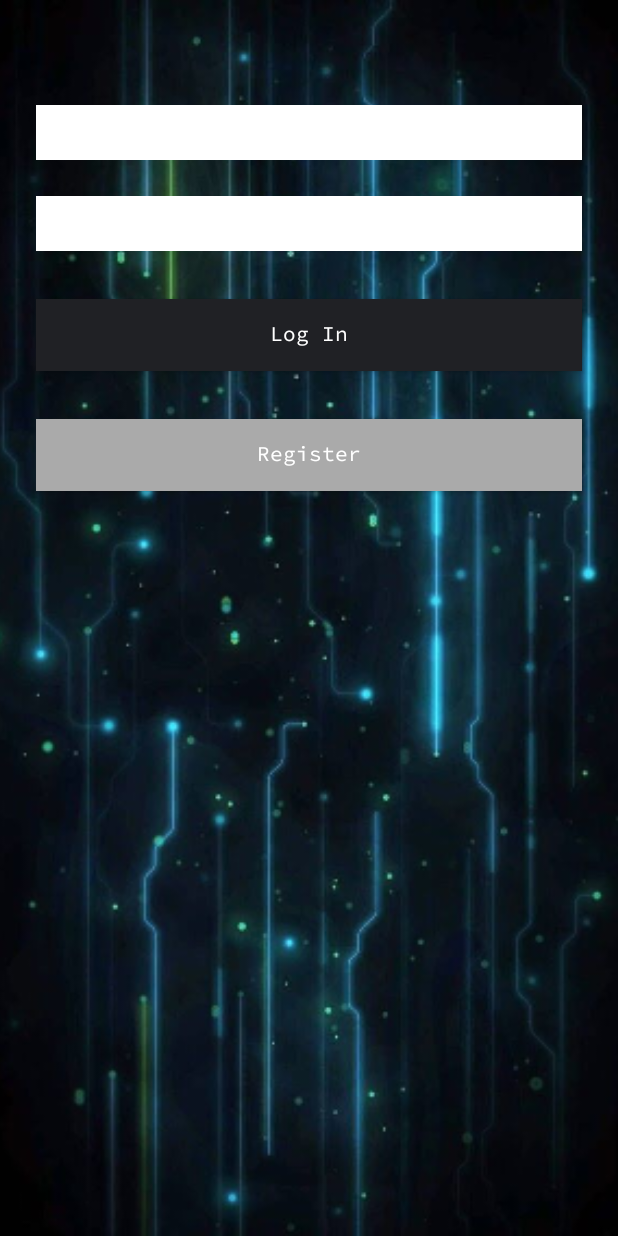
After one commit to harpistalex/ollie30gameAndroid, an Android app: the LoginActivity screen opened directly, with no data from a screen before it, on a phone screen of 412 x 824 dp. The commit adds this screen. Run offline under Robolectric (Android 15) with nearby library versions, the phone set to English and light mode, and no system bars.

Commit message:
add 3 screens

```diff
--- /dev/null
+++ b/app/src/main/java/com/alexsamazingapps/ollie30gameandroid/LoginActivity.kt
@@ -0,0 +1,12 @@
+package com.alexsamazingapps.ollie30gameandroid
+
+import android.support.v7.app.AppCompatActivity
+import android.os.Bundle
+
+class LoginActivity : AppCompatActivity() {
+
+    override fun onCreate(savedInstanceState: Bundle?) {
+        super.onCreate(savedInstanceState)
+        setContentView(R.layout.login_activity)
+    }
+}
--- /dev/null
+++ b/app/src/main/res/layout/login_activity.xml
@@ -0,0 +1,57 @@
+<?xml version="1.0" encoding="utf-8"?>
+<android.support.constraint.ConstraintLayout
+        xmlns:android="http://schemas.android.com/apk/res/android"
+        xmlns:tools="http://schemas.android.com/tools"
+        xmlns:app="http://schemas.android.com/apk/res-auto"
+        android:layout_width="match_parent"
+        android:layout_height="match_parent"
+        tools:context=".LoginActivity">
+
+    <ImageView
+            android:layout_width="0dp"
+            android:layout_height="0dp" app:srcCompat="@drawable/background_original"
+            android:id="@+id/imageView"
+            app:layout_constraintTop_toTopOf="parent" app:layout_constraintStart_toStartOf="parent"
+            app:layout_constraintEnd_toEndOf="parent"
+            app:layout_constraintBottom_toBottomOf="parent" android:scaleType="centerCrop"
+            android:contentDescription="@string/background_image"/>
+    <Button
+            android:text="@string/log_in"
+            android:layout_width="0dp"
+            android:layout_height="wrap_content"
+            android:id="@+id/loginButton" app:layout_constraintEnd_toEndOf="parent" android:layout_marginEnd="24dp"
+            app:layout_constraintStart_toStartOf="parent" android:layout_marginStart="24dp" tools:text="Log In"
+            android:fontFamily="@font/source_code_pro" android:textColor="@android:color/white"
+            android:background="@color/colorPrimary" android:layout_marginTop="32dp"
+            app:layout_constraintTop_toBottomOf="@+id/passwordText" android:textAllCaps="false"/>
+    <Button
+            android:text="@string/register"
+            android:layout_width="0dp"
+            android:layout_height="wrap_content"
+            android:id="@+id/registerButton" app:layout_constraintEnd_toEndOf="parent" android:layout_marginEnd="24dp"
+            app:layout_constraintStart_toStartOf="parent" android:layout_marginStart="24dp" tools:text="Register"
+            android:fontFamily="@font/source_code_pro" android:textColor="@android:color/white"
+            android:background="@android:color/darker_gray" app:layout_constraintHorizontal_bias="0.0"
+            android:layout_marginTop="32dp" app:layout_constraintTop_toBottomOf="@+id/loginButton"
+            android:textAllCaps="false"/>
+    <EditText
+            android:layout_width="0dp"
+            android:layout_height="wrap_content"
+            android:inputType="textEmailAddress"
+            android:ems="10"
+            android:id="@+id/emailText" app:layout_constraintEnd_toEndOf="parent"
+            android:layout_marginEnd="24dp" app:layout_constraintStart_toStartOf="parent"
+            android:layout_marginStart="24dp" tools:text="email" android:background="@android:color/white"
+            android:padding="6dp" android:layout_marginTop="70dp" app:layout_constraintTop_toTopOf="@+id/imageView"/>
+    <EditText
+            android:layout_width="0dp"
+            android:layout_height="wrap_content"
+            android:inputType="textPassword"
+            android:ems="10"
+            android:id="@+id/passwordText"
+            app:layout_constraintEnd_toEndOf="parent"
+            android:layout_marginEnd="24dp" app:layout_constraintStart_toStartOf="parent"
+            android:layout_marginStart="24dp" tools:text="password" android:background="@android:color/white"
+            android:padding="6dp" app:layout_constraintHorizontal_bias="0.0" android:layout_marginTop="24dp"
+            app:layout_constraintTop_toBottomOf="@+id/emailText"/>
+</android.support.constraint.ConstraintLayout>
--- a/app/src/main/res/values/strings.xml
+++ b/app/src/main/res/values/strings.xml
@@ -10,4 +10,8 @@
     <string name="skip">skip</string>
     <string name="log_out">log out</string>
     <string name="help">help</string>
+    <string name="log_in">Log In</string>
+    <string name="register">Register</string>
+    <string name="back_to_game">back to game</string>
+    <string name="instructions">Instructions</string>
 </resources>
```
Also changed, not shown: app/src/main/AndroidManifest.xml (+8 -1 lines), app/src/main/java/com/alexsamazingapps/ollie30gameandroid/InstructionsActivity.kt (added, +12 -0 lines), app/src/main/res/layout/game_activity.xml (+4 -4 lines), app/src/main/res/layout/instructions_activity.xml (added, +39 -0 lines).
